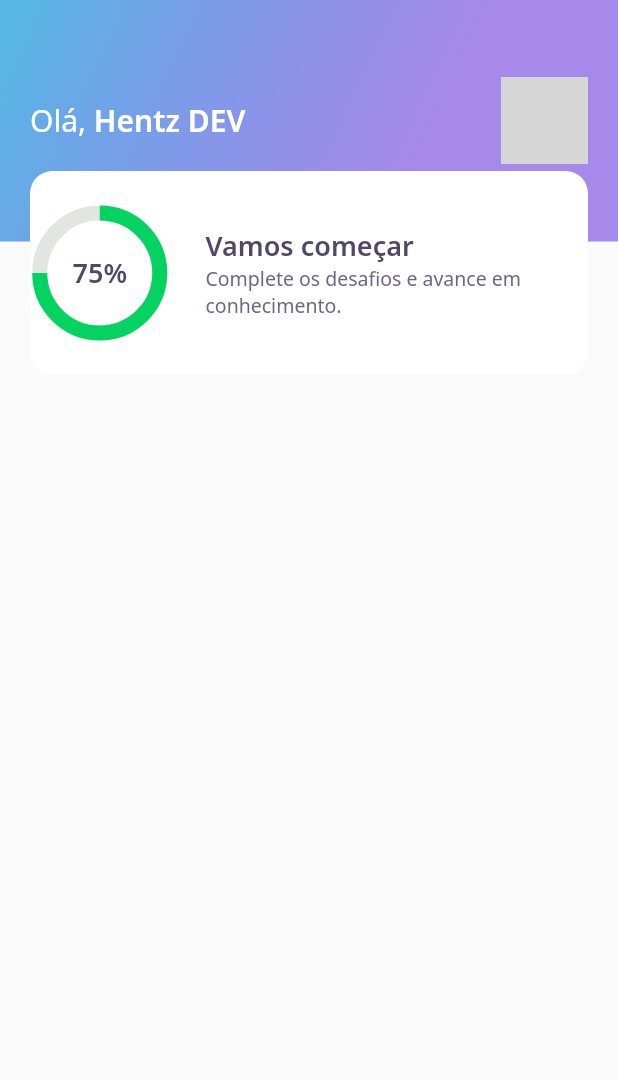
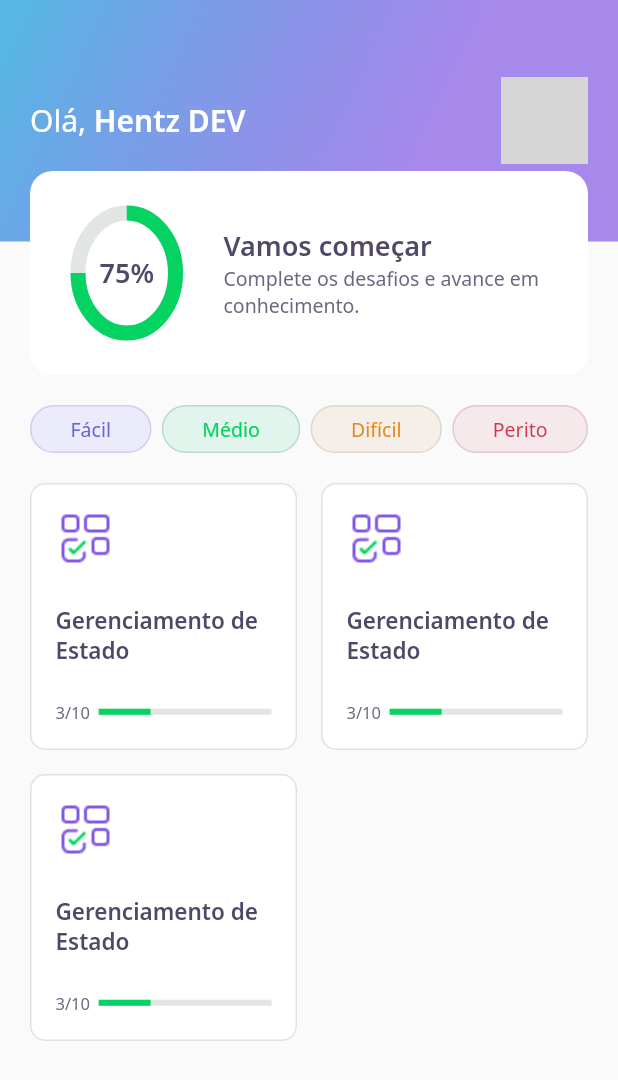
Before and after one commit to hentzrafael/nlw-devquiz, a Flutter app: the HomePage screen opened directly, on a phone screen of 412 x 824 dp. Shown: the top 1080 px of the screen. Run offline on Flutter 3.47's test engine with Material 2 defaults, Android fonts, the phone set to English and light mode, and no system bars; our stand-ins replace google_fonts; network calls fail; grey boxes are pictures that could not be loaded.

Commit message:
Second day

```diff
--- a/lib/core/app_widget.dart
+++ b/lib/core/app_widget.dart
@@ -1,3 +1,4 @@
+import 'package:devquiz/challenge/challenge_page.dart';
 import 'package:devquiz/home/home_page.dart';
 import 'package:devquiz/splash/splash_page.dart';
 import 'package:flutter/material.dart';
@@ -7,7 +8,7 @@ class AppWidget extends StatelessWidget {
   Widget build(BuildContext context) {
     return MaterialApp(
       title: "DevQuiz",
-      home:HomePage(),
+      home:ChallengePage(),
     );
   }
 }
--- a/lib/home/home_page.dart
+++ b/lib/home/home_page.dart
@@ -1,4 +1,6 @@
 import 'package:devquiz/home/widgets/appbar/app_bar_widget.dart';
+import 'package:devquiz/home/widgets/level_button/level_button_widget.dart';
+import 'package:devquiz/home/widgets/quiz_card/quiz_card_widget.dart';
 import 'package:flutter/material.dart';
 
 class HomePage extends StatefulWidget {
@@ -13,6 +15,39 @@ class _HomePageState extends State<HomePage> {
   Widget build(BuildContext context) {
     return Scaffold(
       appBar: AppBarWidget(),
+      body: Padding(
+        padding: const EdgeInsets.symmetric(horizontal : 20),
+        child: Column(
+          children: [
+            SizedBox(height: 20),
+            Row(
+              mainAxisAlignment: MainAxisAlignment.spaceBetween,
+              children: [
+                LevelButtonWidget(label: "Fácil"),
+                LevelButtonWidget(label: "Médio"),
+                LevelButtonWidget(label: "Difícil"),
+                LevelButtonWidget(label: "Perito"),
+              ],
+            ),
+            SizedBox(
+              height: 20,
+            ),
+            Expanded(
+                child: GridView.count(
+                  crossAxisSpacing: 16,
+                  mainAxisSpacing: 16,
+                  crossAxisCount: 2,
+                children: [
+                QuizCardWidget(),
+                QuizCardWidget(),
+                QuizCardWidget(),
+                ]
+              ),
+            )
+
+          ],
+        ),
+      )
     );
   }
 }
--- a/lib/home/widgets/chart/chart_widget.dart
+++ b/lib/home/widgets/chart/chart_widget.dart
@@ -4,7 +4,9 @@ import 'package:flutter/material.dart';
 class ChartWidget extends StatelessWidget {
   @override
   Widget build(BuildContext context) {
-    return Container(
+    return Padding(
+      padding: const EdgeInsets.all(8.0),
+      child: Container(
         height: 80,
         width: 80,
         child: Stack(
@@ -26,6 +28,7 @@ class ChartWidget extends StatelessWidget {
               style: AppTextStyles.heading,),
             ),
           ],),
+      ),
     );
   }
 }
--- /dev/null
+++ b/lib/home/widgets/level_button/level_button_widget.dart
@@ -0,0 +1,56 @@
+import 'package:devquiz/core/core.dart';
+import 'package:flutter/material.dart';
+import 'package:google_fonts/google_fonts.dart';
+
+class LevelButtonWidget extends StatelessWidget {
+  final String label;
+  LevelButtonWidget({
+    Key? key,
+    required this.label,}):
+    assert(["Fácil", "Médio", "Difícil", "Perito"].contains(label)), super(key: key);
+
+  final config = {
+    "Fácil" : {
+      "color": AppColors.levelButtonFacil,
+      "borderColor" : AppColors.levelButtonBorderFacil,
+      "fontColor": AppColors.levelButtonTextFacil,
+    },
+    "Médio" : {
+      "color": AppColors.levelButtonMedio,
+      "borderColor" : AppColors.levelButtonBorderMedio,
+      "fontColor": AppColors.levelButtonTextMedio,
+    },
+    "Difícil" : {
+      "color": AppColors.levelButtonDificil,
+      "borderColor" : AppColors.levelButtonBorderDificil,
+      "fontColor": AppColors.levelButtonTextDificil,
+    },
+    "Perito" : {
+      "color": AppColors.levelButtonPerito,
+      "borderColor" : AppColors.levelButtonBorderPerito,
+      "fontColor": AppColors.levelButtonTextPerito,
+    },
+  };
+
+  Color get color => config[label]!["color"]!;
+  Color get borderColor => config[label]!["borderColor"]!;
+  Color get fontColor => config[label]!["fontColor"]!;
+
+  @override
+  Widget build(BuildContext context) {
+    return Container(
+      decoration: BoxDecoration(
+        color: color,
+        border: Border.fromBorderSide(BorderSide(color: borderColor)),
+        borderRadius: BorderRadius.circular(28),
+      ),
+      child: Padding(
+        padding: const EdgeInsets.symmetric(horizontal: 26, vertical: 6),
+        child: Text(label, style: GoogleFonts.notoSans(
+          color: fontColor,
+          fontSize: 13,
+        ),),
+      ),
+    );
+  }
+}
--- /dev/null
+++ b/lib/home/widgets/quiz_card/quiz_card_widget.dart
@@ -0,0 +1,43 @@
+import 'package:devquiz/core/core.dart';
+import 'package:devquiz/shared/widgets/progress_indicator/progress_indicator_widget.dart';
+import 'package:flutter/material.dart';
+
+class QuizCardWidget extends StatelessWidget {
+  const QuizCardWidget({Key? key}) : super(key : key);
+
+  @override
+  Widget build(BuildContext context) {
+    return Container(
+      padding: EdgeInsets.all(16),
+      decoration: BoxDecoration(
+        border: Border.fromBorderSide(BorderSide(color: AppColors.border)),
+        color: AppColors.white,
+        borderRadius: BorderRadius.circular(10),
+      ),
+      child: Column(
+        crossAxisAlignment: CrossAxisAlignment.start,
+        children: [
+          Container(
+            height: 40,
+            width: 40,
+            child: Image.asset(AppImages.blocks),
+          ),
+          SizedBox(height: 24),
+          Text("Gerenciamento de Estado", style: AppTextStyles.heading15,),
+          SizedBox(height: 24),
+          Row(children: [
+            Expanded(
+              flex: 1,
+              child: Text("3/10",style: AppTextStyles.body11, )),
+            Expanded(
+                flex: 4,
+                child: ProgressIndicatorWidget(value: 0.3,)
+            ),
+          ]
+          ),
+                  ],
+      ),
+
+    );
+  }
+}
--- a/lib/home/widgets/score_card/score_card_widget.dart
+++ b/lib/home/widgets/score_card/score_card_widget.dart
@@ -15,6 +15,8 @@ class ScoreCardWidget extends StatelessWidget {
           color: AppColors.white,
           borderRadius: BorderRadius.circular(15),
         ),
+        child: Padding(
+          padding: const EdgeInsets.symmetric(horizontal: 24.0),
           child: Row(
             crossAxisAlignment: CrossAxisAlignment.center,
             children: [
@@ -38,6 +40,7 @@ class ScoreCardWidget extends StatelessWidget {
                   ),
               )
             ],
+          ),
         )
 
       ),
--- /dev/null
+++ b/lib/shared/widgets/progress_indicator/progress_indicator_widget.dart
@@ -0,0 +1,16 @@
+import 'package:devquiz/core/core.dart';
+import 'package:flutter/material.dart';
+
+class ProgressIndicatorWidget extends StatelessWidget {
+  final double value;
+  ProgressIndicatorWidget({Key? key, required this.value}) : super(key : key);
+
+
+  @override
+  Widget build(BuildContext context) {
+    return LinearProgressIndicator(
+                value: 0.3,
+                backgroundColor: AppColors.chartSecondary,
+                valueColor: AlwaysStoppedAnimation<Color>(AppColors.chartPrimary),
+              );
+}}
```
Also changed, not shown: lib/challenge/challenge_page.dart (added, +26 -0 lines), lib/challenge/widgets/answer/answer_widget.dart (added, +66 -0 lines), lib/challenge/widgets/question_indicator/question_indicator_widget.dart (added, +33 -0 lines), lib/challenge/widgets/quiz/quiz_widget.dart (added, +24 -0 lines). Lines whose indentation alone changed are shown as unchanged.
